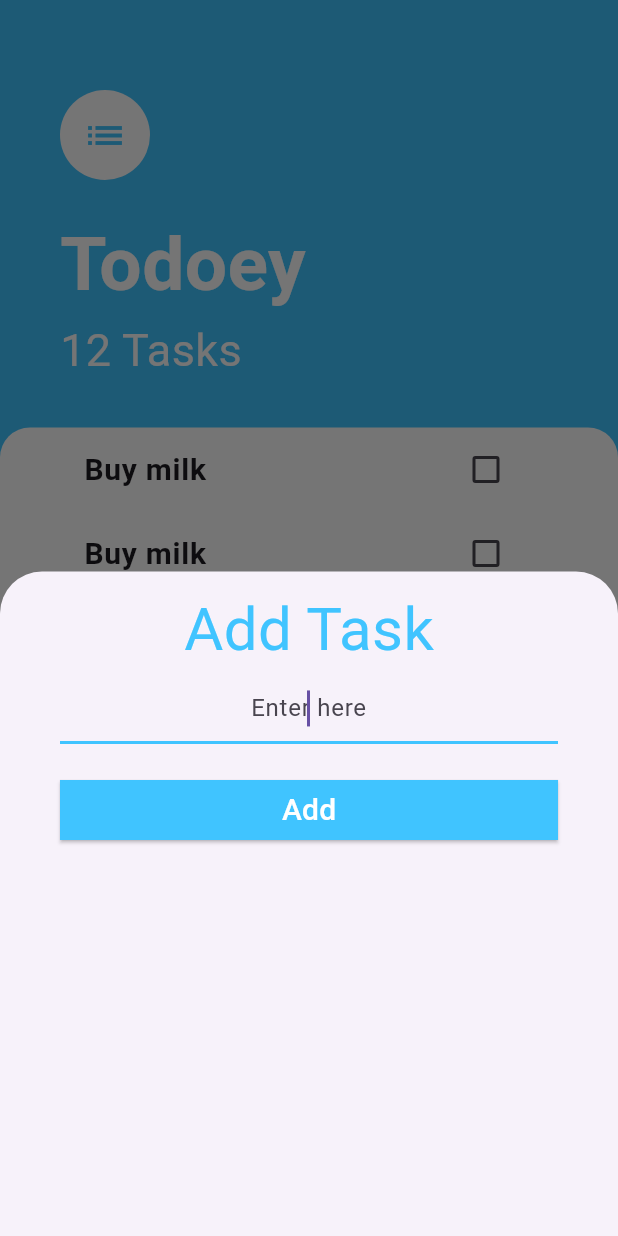
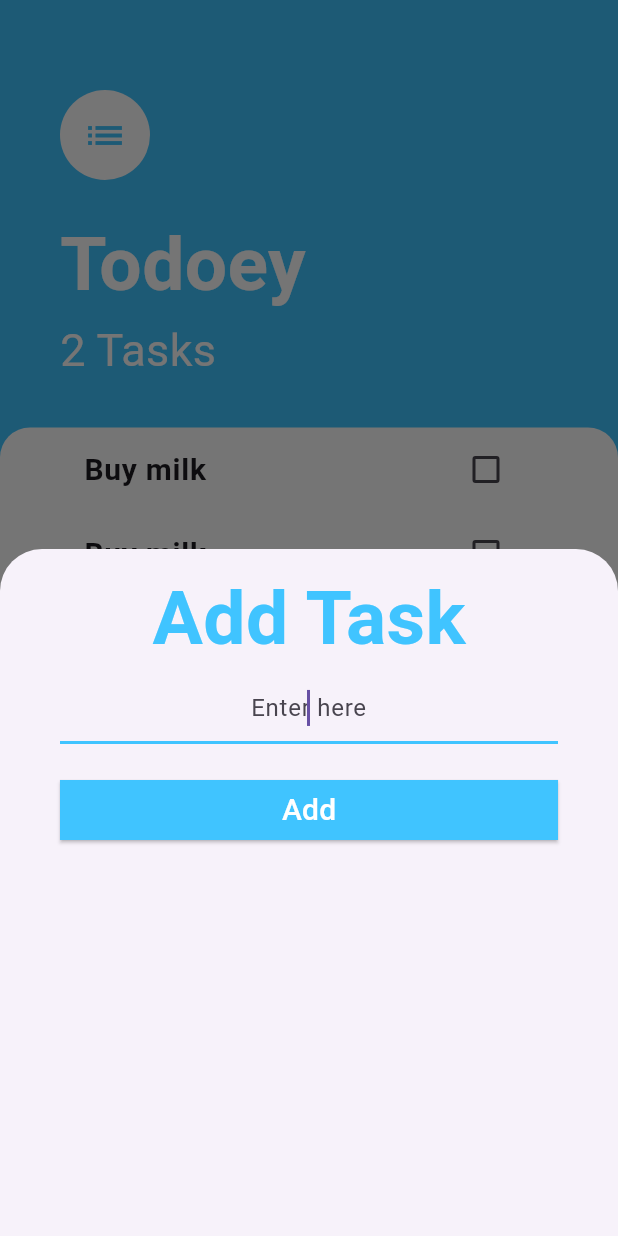
Before and after one commit to Yutarop/to_do_list_app, a Flutter app: the screen it shows after launch, after a tap on the "add" icon, on a phone screen of 412 x 824 dp. Run offline on Flutter 3.47's test engine with Material 3 defaults, Android fonts, the phone set to English and light mode, and no system bars.

Commit message:
update UI

```diff
--- a/lib/screens/add_task_screen.dart
+++ b/lib/screens/add_task_screen.dart
@@ -1,8 +1,11 @@
 import 'package:flutter/material.dart';
 
 class AddTaskScreen extends StatelessWidget {
+  late String addedTask;
+  final void Function(String) addedButtonCallback;
 
-  late String task;
+  AddTaskScreen({required this.addedButtonCallback});
+
   @override
   Widget build(BuildContext context) {
     return Container(
@@ -13,15 +16,16 @@ class AddTaskScreen extends StatelessWidget {
           Text(
             'Add Task',
             style: TextStyle(
-              fontSize: 40,
+              fontSize: 50,
+              fontWeight: FontWeight.bold,
               color: Colors.lightBlueAccent,
             ),
           ),
           TextField(
             autofocus: true,
             textAlign: TextAlign.center,
-            onChanged: (value) {
-              task = value;
+            onChanged: (newTask) {
+              addedTask = newTask;
             },
             decoration: InputDecoration(
                 hintText: 'Enter here',
@@ -42,7 +46,10 @@ class AddTaskScreen extends StatelessWidget {
           SizedBox(
             width: double.infinity,
             child: ElevatedButton(
-              onPressed: (){},
+              onPressed: () {
+                addedButtonCallback(addedTask);
+                Navigator.pop(context);
+              },
               style: ElevatedButton.styleFrom(
                 shape: RoundedRectangleBorder(
                     borderRadius: BorderRadius.circular(0)
--- a/lib/screens/tasks_screen.dart
+++ b/lib/screens/tasks_screen.dart
@@ -1,8 +1,18 @@
 import 'package:flutter/material.dart';
 import 'package:to_do_list_app/widgets/tasks_list.dart';
 import 'package:to_do_list_app/screens/add_task_screen.dart';
+import 'package:to_do_list_app/models/task.dart';
 
-class TasksScreen extends StatelessWidget {
+class TasksScreen extends StatefulWidget {
+  @override
+  State<TasksScreen> createState() => _TasksScreenState();
+}
+
+class _TasksScreenState extends State<TasksScreen> {
+  List<Task> taskItems = [
+    Task(name: 'Buy tomato'),
+    Task(name: 'Study quantum mechanics')
+  ];
 
   @override
   Widget build(BuildContext context) {
@@ -18,7 +28,16 @@ class TasksScreen extends StatelessWidget {
               builder: (context) => SingleChildScrollView(
                 child: Container(
                   padding: EdgeInsets.only(bottom: MediaQuery.of(context).viewInsets.bottom),
-                  child: AddTaskScreen())));
+                  child: AddTaskScreen(
+                    addedButtonCallback: (addedTask) {
+                      setState(() {
+                        taskItems.add(Task(name: addedTask, isDone: false));
+                      });
+                    },
+                  )
+                )
+              )
+          );
         },
       ),
       body: Column(
@@ -50,7 +69,7 @@ class TasksScreen extends StatelessWidget {
                   ),
                 ),
                 Text(
-                  '12 Tasks',
+                  '${taskItems.length} Tasks',
                   style: TextStyle(
                    color: Colors.white,
                    fontSize: 30.0,
@@ -70,7 +89,7 @@ class TasksScreen extends StatelessWidget {
               ),
               child: Padding(
               padding: EdgeInsets.only(top: 0, left: 40.0, right: 40.0, bottom: 10.0),
-                child: TasksList(),
+                child: TasksList(tasks: taskItems,),
               ),
             ),
           )
```
